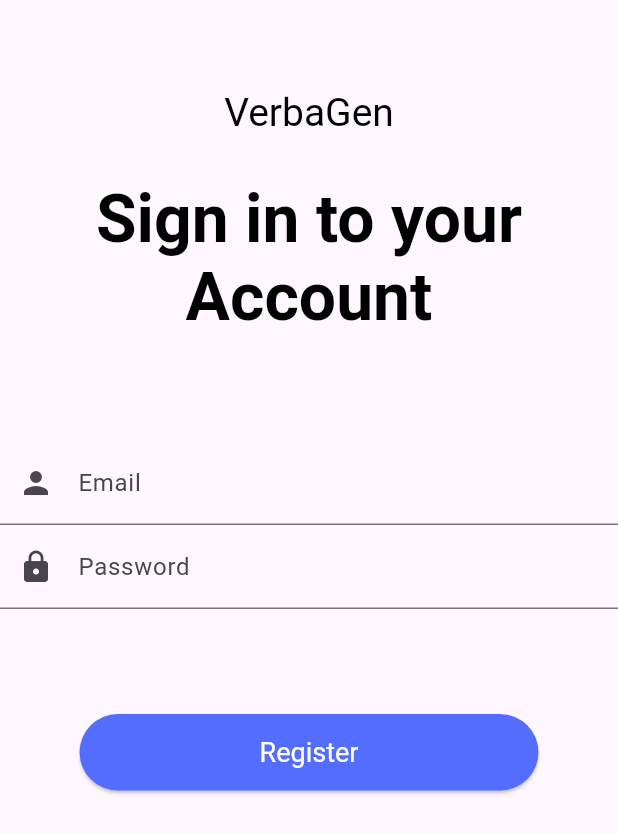
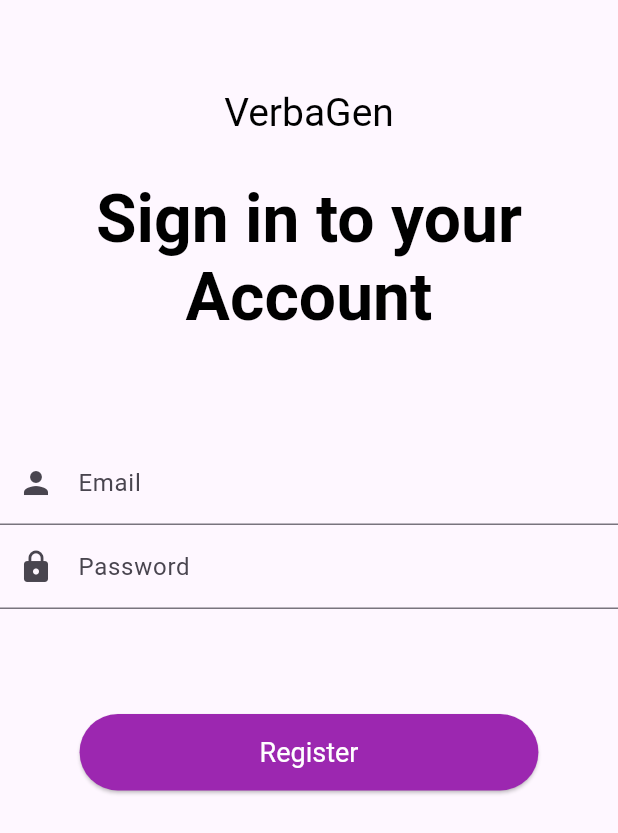
Before and after one commit to D-Yuva/VerbaForge, a Flutter app: the screen it shows after launch, after a tap on "Do not have an account? Sign up", on a phone screen of 412 x 824 dp. Shown: the top 833 px of the screen. Run offline on Flutter 3.47's test engine with Material 3 defaults, Android fonts, the phone set to English and light mode, and no system bars.

Commit message:
Update main.dart
VerbaGen

```diff
--- a/app/lib/main.dart
+++ b/app/lib/main.dart
@@ -80,7 +80,7 @@
           SizedBox(height: 70),
           ElevatedButton(
             style: ElevatedButton.styleFrom(
-              foregroundColor: Colors.white, backgroundColor: Colors.indigoAccent,
+              foregroundColor: Colors.white, backgroundColor: Colors.purple,
               padding: EdgeInsets.symmetric(horizontal: 120.0, vertical: 15.0),
               textStyle: TextStyle(fontSize: 18.0),
             ),
@@ -188,7 +188,7 @@
             SizedBox(height: 70),
             ElevatedButton(
               style: ElevatedButton.styleFrom(
-                foregroundColor: Colors.white, backgroundColor: Colors.indigoAccent,
+                foregroundColor: Colors.white, backgroundColor: Colors.purple,
                 padding: EdgeInsets.symmetric(horizontal: 120.0, vertical: 15.0),
                 textStyle: TextStyle(fontSize: 18.0),
               ),
@@ -288,7 +288,7 @@
             },
             child: Text('Get Started'),
             style: ElevatedButton.styleFrom(
-              foregroundColor: Colors.white, backgroundColor: Colors.indigoAccent,
+              foregroundColor: Colors.white, backgroundColor: Colors.purple,
               padding: EdgeInsets.symmetric(horizontal: 120.0, vertical: 15.0),
               textStyle: TextStyle(fontSize: 18.0),
             ),
```
